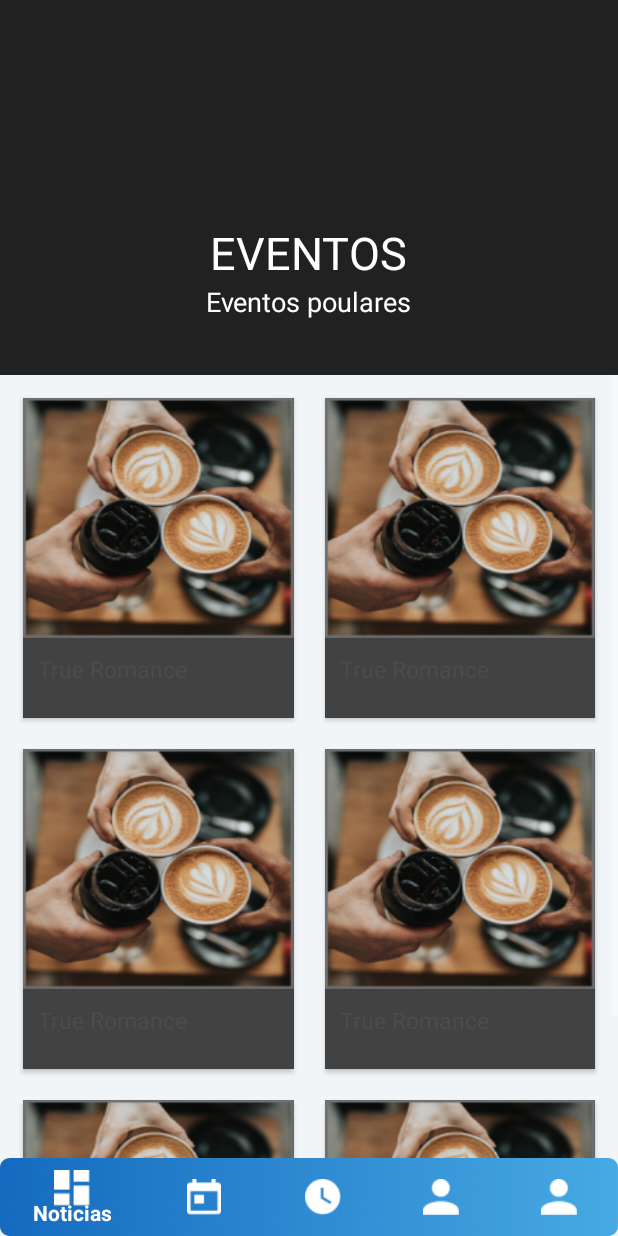
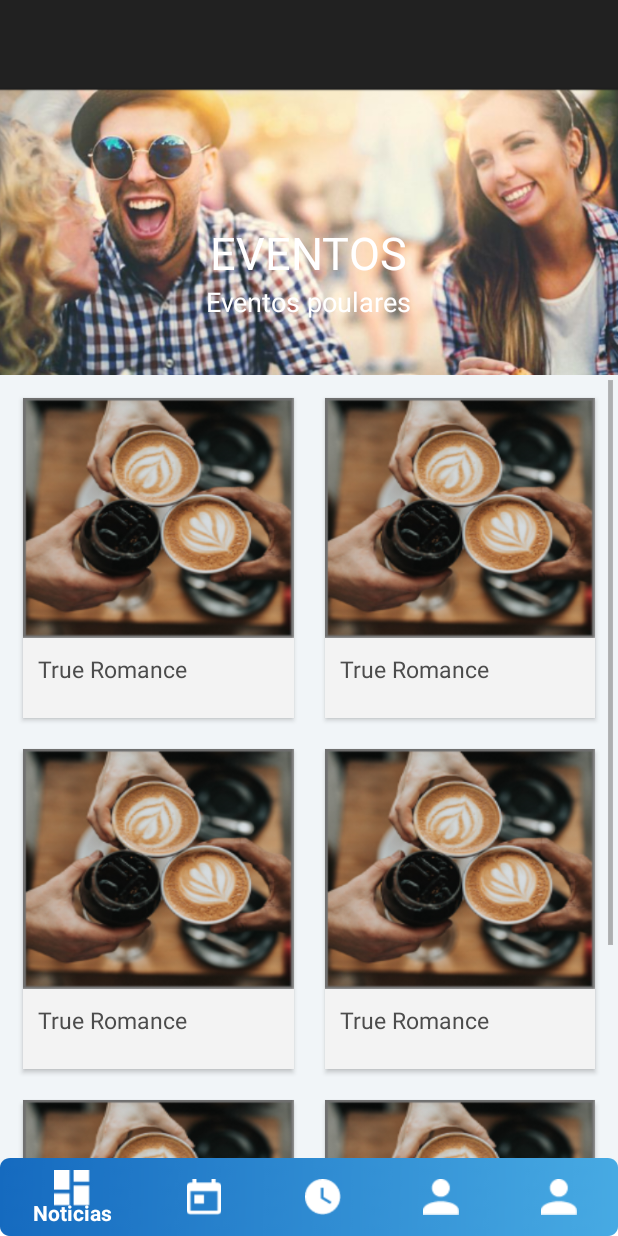
Before and after one commit to allanloji/android-final-project, an Android app: the fragment EventsFragment placed in its activity, on a phone screen of 412 x 824 dp. Run offline under Robolectric (Android 15) with nearby library versions, the phone set to English and light mode, and no system bars; pictures from the network do not load.

Commit message:
Change color of header

```diff
--- a/app/src/main/java/com/allanloji/language_cast/EventsFragment.java
+++ b/app/src/main/java/com/allanloji/language_cast/EventsFragment.java
@@ -57,7 +57,7 @@ public class EventsFragment extends Fragment{
         Toolbar toolbar = (Toolbar) view.findViewById(R.id.toolbar);
         //((AppCompatActivity)getActivity()).setSupportActionBar(toolbar);
 
-        //initCollapsingToolbar();
+        initCollapsingToolbar();
 
         recyclerView = (RecyclerView) view.findViewById(R.id.recycler_view);
 
--- a/app/src/main/res/layout/activity_main.xml
+++ b/app/src/main/res/layout/activity_main.xml
@@ -26,6 +26,7 @@
         android:id="@+id/mainContent"
         android:layout_width="0dp"
         android:layout_height="0dp"
+        android:layout_marginBottom="45dp"
         app:layout_constraintBottom_toBottomOf="parent"
         app:layout_constraintEnd_toEndOf="parent"
         app:layout_constraintStart_toStartOf="parent"
--- a/app/src/main/res/layout/fragment_events.xml
+++ b/app/src/main/res/layout/fragment_events.xml
@@ -5,6 +5,7 @@
     android:layout_width="match_parent"
     android:layout_height="match_parent"
     android:background="@android:color/white"
+    android:theme="@style/AppTheme.NoActionBar"
     android:fitsSystemWindows="true">
 
     <android.support.design.widget.AppBarLayout
@@ -12,7 +13,7 @@
         android:layout_width="match_parent"
         android:layout_height="@dimen/detail_backdrop_height"
         android:fitsSystemWindows="true"
-        android:theme="@style/ThemeOverlay.AppCompat.Dark.ActionBar">
+        android:theme="@style/AppTheme.NoActionBar">
 
         <android.support.design.widget.CollapsingToolbarLayout
             android:id="@+id/collapsing_toolbar"
@@ -35,6 +36,7 @@
                     android:layout_height="match_parent"
                     android:fitsSystemWindows="true"
                     android:scaleType="centerCrop"
+                    android:src="@drawable/path"
                     app:layout_collapseMode="parallax" />
 
                 <LinearLayout
--- a/app/src/main/res/values/styles.xml
+++ b/app/src/main/res/values/styles.xml
@@ -5,7 +5,12 @@
         <!-- Customize your theme here. -->
         <item name="windowActionBar">false</item>
         <item name="windowNoTitle">true</item>
+    </style>
+    <style name="AppTheme.NoActionBar">
+        <item name="windowActionBar">false</item>
+        <item name="windowNoTitle">true</item>
         <item name="android:windowFullscreen">true</item>
     </style>
 
+
 </resources>
```
